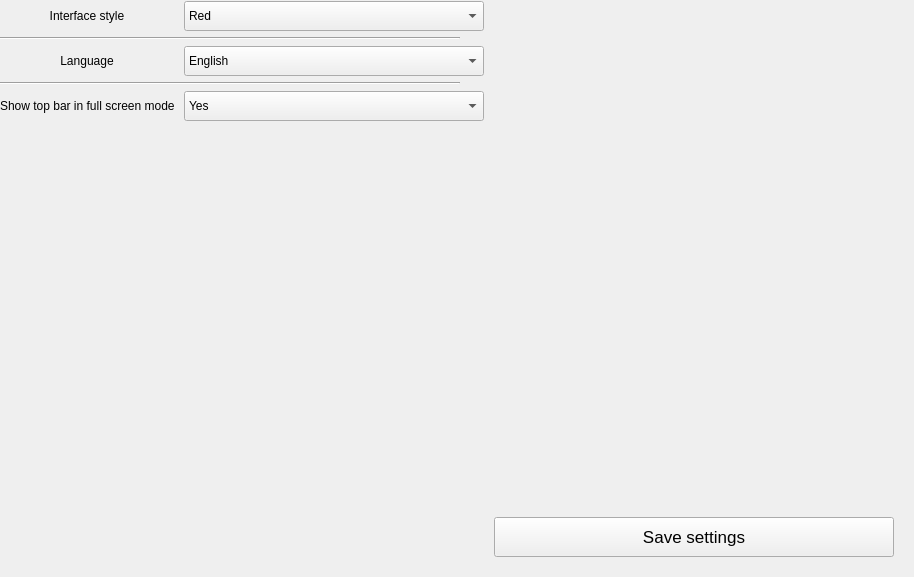
Old version of the form parser-test/settings_programlayout.ui in the repository JerryShe/O-Reader.
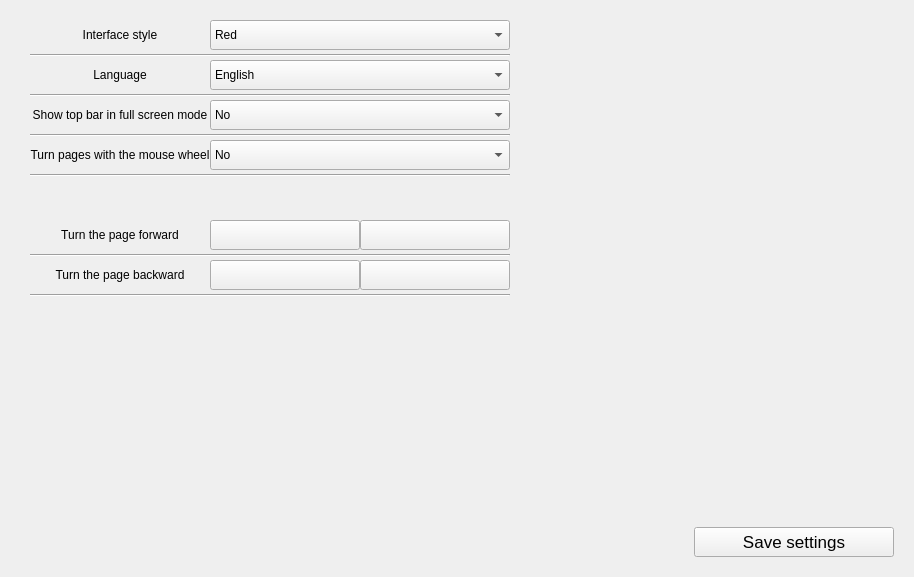
New version of the form.

The edit to the form file:
```diff
--- a/parser-test/settings_programlayout.ui
+++ b/parser-test/settings_programlayout.ui
@@ -28,12 +28,15 @@
   <property name="frameShadow">
    <enum>QFrame::Raised</enum>
   </property>
-  <layout class="QGridLayout" name="gridLayout">
+  <layout class="QVBoxLayout" name="verticalLayout">
+   <property name="spacing">
+    <number>0</number>
+   </property>
    <property name="leftMargin">
-    <number>0</number>
+    <number>30</number>
    </property>
    <property name="topMargin">
-    <number>0</number>
+    <number>20</number>
    </property>
    <property name="rightMargin">
     <number>20</number>
@@ -41,206 +44,540 @@
    <property name="bottomMargin">
     <number>20</number>
    </property>
-   <property name="horizontalSpacing">
-    <number>10</number>
-   </property>
-   <item row="7" column="3">
-    <widget class="QPushButton" name="SaveButton">
-     <property name="sizePolicy">
-      <sizepolicy hsizetype="Preferred" vsizetype="Fixed">
-       <horstretch>0</horstretch>
-       <verstretch>0</verstretch>
-      </sizepolicy>
+   <item>
+    <layout class="QFormLayout" name="formLayout">
+     <property name="sizeConstraint">
+      <enum>QLayout::SetFixedSize</enum>
      </property>
-     <property name="minimumSize">
-      <size>
-       <width>400</width>
-       <height>40</height>
-      </size>
+     <property name="fieldGrowthPolicy">
+      <enum>QFormLayout::FieldsStayAtSizeHint</enum>
      </property>
-     <property name="maximumSize">
-      <size>
-       <width>400</width>
-       <height>40</height>
-      </size>
+     <property name="horizontalSpacing">
+      <number>0</number>
      </property>
-     <property name="font">
-      <font>
-       <pointsize>13</pointsize>
-      </font>
+     <property name="verticalSpacing">
+      <number>0</number>
      </property>
-     <property name="text">
-      <string>Save settings</string>
-     </property>
-    </widget>
-   </item>
-   <item row="4" column="0" colspan="4">
-    <widget class="Line" name="line_63">
-     <property name="maximumSize">
-      <size>
-       <width>460</width>
-       <height>10</height>
-      </size>
-     </property>
-     <property name="orientation">
-      <enum>Qt::Horizontal</enum>
-     </property>
-    </widget>
-   </item>
-   <item row="6" column="1">
-    <spacer name="verticalSpacer">
-     <property name="orientation">
-      <enum>Qt::Vertical</enum>
-     </property>
-     <property name="sizeHint" stdset="0">
-      <size>
-       <width>20</width>
-       <height>40</height>
-      </size>
-     </property>
-    </spacer>
-   </item>
-   <item row="0" column="1">
-    <spacer name="horizontalSpacer">
-     <property name="orientation">
-      <enum>Qt::Horizontal</enum>
-     </property>
-     <property name="sizeHint" stdset="0">
-      <size>
-       <width>40</width>
-       <height>1</height>
-      </size>
-     </property>
-    </spacer>
-   </item>
-   <item row="2" column="0" colspan="4">
-    <widget class="Line" name="line_62">
-     <property name="maximumSize">
-      <size>
-       <width>460</width>
-       <height>10</height>
-      </size>
-     </property>
-     <property name="orientation">
-      <enum>Qt::Horizontal</enum>
-     </property>
-    </widget>
-   </item>
-   <item row="5" column="1" colspan="2">
-    <widget class="QComboBox" name="TopBarShowBox">
-     <property name="minimumSize">
-      <size>
-       <width>300</width>
-       <height>30</height>
-      </size>
-     </property>
-     <property name="maximumSize">
-      <size>
-       <width>300</width>
-       <height>30</height>
-      </size>
-     </property>
-     <item>
-      <property name="text">
-       <string>Yes</string>
-      </property>
+     <item row="0" column="0">
+      <widget class="QLabel" name="InterfaceStyle">
+       <property name="minimumSize">
+        <size>
+         <width>180</width>
+         <height>30</height>
+        </size>
+       </property>
+       <property name="text">
+        <string>Interface style</string>
+       </property>
+       <property name="alignment">
+        <set>Qt::AlignCenter</set>
+       </property>
+      </widget>
      </item>
-     <item>
-      <property name="text">
-       <string>No</string>
-      </property>
+     <item row="0" column="1">
+      <widget class="QComboBox" name="InterfaceStyleBox">
+       <property name="minimumSize">
+        <size>
+         <width>300</width>
+         <height>30</height>
+        </size>
+       </property>
+       <property name="maximumSize">
+        <size>
+         <width>300</width>
+         <height>30</height>
+        </size>
+       </property>
+       <property name="currentText">
+        <string notr="true">Red</string>
+       </property>
+       <property name="insertPolicy">
+        <enum>QComboBox::InsertAtCurrent</enum>
+       </property>
+       <item>
+        <property name="text">
+         <string notr="true">Red</string>
+        </property>
+       </item>
+      </widget>
      </item>
-    </widget>
+     <item row="1" column="0" colspan="2">
+      <widget class="Line" name="line_62">
+       <property name="minimumSize">
+        <size>
+         <width>0</width>
+         <height>10</height>
+        </size>
+       </property>
+       <property name="maximumSize">
+        <size>
+         <width>480</width>
+         <height>10</height>
+        </size>
+       </property>
+       <property name="orientation">
+        <enum>Qt::Horizontal</enum>
+       </property>
+      </widget>
+     </item>
+     <item row="2" column="0">
+      <widget class="QLabel" name="label_2">
+       <property name="minimumSize">
+        <size>
+         <width>180</width>
+         <height>30</height>
+        </size>
+       </property>
+       <property name="text">
+        <string>Language</string>
+       </property>
+       <property name="alignment">
+        <set>Qt::AlignCenter</set>
+       </property>
+      </widget>
+     </item>
+     <item row="2" column="1">
+      <widget class="QComboBox" name="LanguageBox">
+       <property name="minimumSize">
+        <size>
+         <width>300</width>
+         <height>30</height>
+        </size>
+       </property>
+       <property name="maximumSize">
+        <size>
+         <width>300</width>
+         <height>30</height>
+        </size>
+       </property>
+       <property name="currentText">
+        <string notr="true">English</string>
+       </property>
+       <item>
+        <property name="text">
+         <string notr="true">English</string>
+        </property>
+       </item>
+       <item>
+        <property name="text">
+         <string notr="true">Русский</string>
+        </property>
+       </item>
+      </widget>
+     </item>
+     <item row="3" column="0" colspan="2">
+      <widget class="Line" name="line_63">
+       <property name="minimumSize">
+        <size>
+         <width>0</width>
+         <height>10</height>
+        </size>
+       </property>
+       <property name="maximumSize">
+        <size>
+         <width>480</width>
+         <height>10</height>
+        </size>
+       </property>
+       <property name="orientation">
+        <enum>Qt::Horizontal</enum>
+       </property>
+      </widget>
+     </item>
+     <item row="4" column="0">
+      <widget class="QLabel" name="TopBarShow">
+       <property name="minimumSize">
+        <size>
+         <width>180</width>
+         <height>30</height>
+        </size>
+       </property>
+       <property name="text">
+        <string>Show top bar in full screen mode</string>
+       </property>
+       <property name="alignment">
+        <set>Qt::AlignCenter</set>
+       </property>
+      </widget>
+     </item>
+     <item row="4" column="1">
+      <widget class="QComboBox" name="TopBarShowBox">
+       <property name="minimumSize">
+        <size>
+         <width>300</width>
+         <height>30</height>
+        </size>
+       </property>
+       <property name="maximumSize">
+        <size>
+         <width>300</width>
+         <height>30</height>
+        </size>
+       </property>
+       <property name="currentText">
+        <string>No</string>
+       </property>
+       <item>
+        <property name="text">
+         <string>No</string>
+        </property>
+       </item>
+       <item>
+        <property name="text">
+         <string>Yes</string>
+        </property>
+       </item>
+      </widget>
+     </item>
+     <item row="5" column="0" colspan="2">
+      <widget class="Line" name="line_64">
+       <property name="minimumSize">
+        <size>
+         <width>0</width>
+         <height>10</height>
+        </size>
+       </property>
+       <property name="maximumSize">
+        <size>
+         <width>480</width>
+         <height>10</height>
+        </size>
+       </property>
+       <property name="orientation">
+        <enum>Qt::Horizontal</enum>
+       </property>
+      </widget>
+     </item>
+     <item row="6" column="0">
+      <widget class="QLabel" name="TurnByWheel">
+       <property name="minimumSize">
+        <size>
+         <width>180</width>
+         <height>30</height>
+        </size>
+       </property>
+       <property name="maximumSize">
+        <size>
+         <width>180</width>
+         <height>30</height>
+        </size>
+       </property>
+       <property name="text">
+        <string>Turn pages with the mouse wheel</string>
+       </property>
+       <property name="alignment">
+        <set>Qt::AlignCenter</set>
+       </property>
+      </widget>
+     </item>
+     <item row="6" column="1">
+      <widget class="QComboBox" name="TurnByWheelBox">
+       <property name="minimumSize">
+        <size>
+         <width>300</width>
+         <height>30</height>
+        </size>
+       </property>
+       <property name="maximumSize">
+        <size>
+         <width>180</width>
+         <height>30</height>
+        </size>
+       </property>
+       <property name="currentText">
+        <string>No</string>
+       </property>
+       <item>
+        <property name="text">
+         <string>No</string>
+        </property>
+       </item>
+       <item>
+        <property name="text">
+         <string>Yes</string>
+        </property>
+       </item>
+      </widget>
+     </item>
+     <item row="7" column="0" colspan="2">
+      <widget class="Line" name="line_65">
+       <property name="minimumSize">
+        <size>
+         <width>0</width>
+         <height>10</height>
+        </size>
+       </property>
+       <property name="maximumSize">
+        <size>
+         <width>480</width>
+         <height>10</height>
+        </size>
+       </property>
+       <property name="orientation">
+        <enum>Qt::Horizontal</enum>
+       </property>
+      </widget>
+     </item>
+     <item row="8" column="0">
+      <spacer name="verticalSpacer_2">
+       <property name="orientation">
+        <enum>Qt::Vertical</enum>
+       </property>
+       <property name="sizeType">
+        <enum>QSizePolicy::Fixed</enum>
+       </property>
+       <property name="sizeHint" stdset="0">
+        <size>
+         <width>20</width>
+         <height>40</height>
+        </size>
+       </property>
+      </spacer>
+     </item>
+     <item row="9" column="0">
+      <widget class="QLabel" name="TurnForward">
+       <property name="minimumSize">
+        <size>
+         <width>180</width>
+         <height>30</height>
+        </size>
+       </property>
+       <property name="maximumSize">
+        <size>
+         <width>180</width>
+         <height>30</height>
+        </size>
+       </property>
+       <property name="text">
+        <string>Turn the page forward</string>
+       </property>
+       <property name="alignment">
+        <set>Qt::AlignCenter</set>
+       </property>
+      </widget>
+     </item>
+     <item row="9" column="1">
+      <layout class="QHBoxLayout" name="horizontalLayout">
+       <property name="spacing">
+        <number>0</number>
+       </property>
+       <property name="bottomMargin">
+        <number>0</number>
+       </property>
+       <item>
+        <widget class="QPushButton" name="FTurnForward">
+         <property name="minimumSize">
+          <size>
+           <width>150</width>
+           <height>30</height>
+          </size>
+         </property>
+         <property name="maximumSize">
+          <size>
+           <width>150</width>
+           <height>30</height>
+          </size>
+         </property>
+         <property name="text">
+          <string/>
+         </property>
+         <property name="checkable">
+          <bool>true</bool>
+         </property>
+        </widget>
+       </item>
+       <item>
+        <widget class="QPushButton" name="STurnForward">
+         <property name="minimumSize">
+          <size>
+           <width>150</width>
+           <height>30</height>
+          </size>
+         </property>
+         <property name="maximumSize">
+          <size>
+           <width>150</width>
+           <height>30</height>
+          </size>
+         </property>
+         <property name="text">
+          <string/>
+         </property>
+         <property name="checkable">
+          <bool>true</bool>
+         </property>
+        </widget>
+       </item>
+      </layout>
+     </item>
+     <item row="10" column="0" colspan="2">
+      <widget class="Line" name="line_66">
+       <property name="minimumSize">
+        <size>
+         <width>0</width>
+         <height>10</height>
+        </size>
+       </property>
+       <property name="maximumSize">
+        <size>
+         <width>480</width>
+         <height>10</height>
+        </size>
+       </property>
+       <property name="orientation">
+        <enum>Qt::Horizontal</enum>
+       </property>
+      </widget>
+     </item>
+     <item row="11" column="0">
+      <widget class="QLabel" name="TurnBackward">
+       <property name="minimumSize">
+        <size>
+         <width>180</width>
+         <height>30</height>
+        </size>
+       </property>
+       <property name="maximumSize">
+        <size>
+         <width>180</width>
+         <height>30</height>
+        </size>
+       </property>
+       <property name="text">
+        <string>Turn the page backward</string>
+       </property>
+       <property name="alignment">
+        <set>Qt::AlignCenter</set>
+       </property>
+      </widget>
+     </item>
+     <item row="11" column="1">
+      <layout class="QHBoxLayout" name="horizontalLayout_2">
+       <property name="spacing">
+        <number>0</number>
+       </property>
+       <property name="bottomMargin">
+        <number>0</number>
+       </property>
+       <item>
+        <widget class="QPushButton" name="FTurnBackward">
+         <property name="minimumSize">
+          <size>
+           <width>150</width>
+           <height>30</height>
+          </size>
+         </property>
+         <property name="maximumSize">
+          <size>
+           <width>150</width>
+           <height>30</height>
+          </size>
+         </property>
+         <property name="text">
+          <string/>
+         </property>
+         <property name="checkable">
+          <bool>true</bool>
+         </property>
+        </widget>
+       </item>
+       <item>
+        <widget class="QPushButton" name="STurnBackward">
+         <property name="minimumSize">
+          <size>
+           <width>150</width>
+           <height>30</height>
+          </size>
+         </property>
+         <property name="maximumSize">
+          <size>
+           <width>150</width>
+           <height>30</height>
+          </size>
+         </property>
+         <property name="text">
+          <string/>
+         </property>
+         <property name="checkable">
+          <bool>true</bool>
+         </property>
+        </widget>
+       </item>
+      </layout>
+     </item>
+     <item row="12" column="0" colspan="2">
+      <widget class="Line" name="line_67">
+       <property name="minimumSize">
+        <size>
+         <width>0</width>
+         <height>10</height>
+        </size>
+       </property>
+       <property name="maximumSize">
+        <size>
+         <width>480</width>
+         <height>10</height>
+        </size>
+       </property>
+       <property name="orientation">
+        <enum>Qt::Horizontal</enum>
+       </property>
+      </widget>
+     </item>
+    </layout>
    </item>
-   <item row="5" column="0">
-    <widget class="QLabel" name="TopBarShow">
-     <property name="minimumSize">
-      <size>
-       <width>150</width>
-       <height>25</height>
-      </size>
+   <item>
+    <layout class="QHBoxLayout" name="horizontalLayout_4">
+     <property name="rightMargin">
+      <number>0</number>
      </property>
-     <property name="text">
-      <string>Show top bar in full screen mode</string>
+     <property name="bottomMargin">
+      <number>0</number>
      </property>
-    </widget>
-   </item>
-   <item row="3" column="1" colspan="2">
-    <widget class="QComboBox" name="LanguageBox">
-     <property name="minimumSize">
-      <size>
-       <width>300</width>
-       <height>30</height>
-      </size>
-     </property>
-     <property name="maximumSize">
-      <size>
-       <width>300</width>
-       <height>30</height>
-      </size>
-     </property>
      <item>
-      <property name="text">
-       <string>English</string>
-      </property>
+      <spacer name="horizontalSpacer">
+       <property name="orientation">
+        <enum>Qt::Horizontal</enum>
+       </property>
+       <property name="sizeHint" stdset="0">
+        <size>
+         <width>40</width>
+         <height>20</height>
+        </size>
+       </property>
+      </spacer>
      </item>
-    </widget>
-   </item>
-   <item row="1" column="1" colspan="2">
-    <widget class="QComboBox" name="InterfaceStyleBox">
-     <property name="minimumSize">
-      <size>
-       <width>300</width>
-       <height>30</height>
-      </size>
-     </property>
-     <property name="maximumSize">
-      <size>
-       <width>300</width>
-       <height>30</height>
-      </size>
-     </property>
-     <property name="insertPolicy">
-      <enum>QComboBox::InsertAtCurrent</enum>
-     </property>
      <item>
-      <property name="text">
-       <string>Red</string>
-      </property>
+      <widget class="QPushButton" name="SaveButton">
+       <property name="sizePolicy">
+        <sizepolicy hsizetype="Preferred" vsizetype="Fixed">
+         <horstretch>0</horstretch>
+         <verstretch>0</verstretch>
+        </sizepolicy>
+       </property>
+       <property name="minimumSize">
+        <size>
+         <width>200</width>
+         <height>30</height>
+        </size>
+       </property>
+       <property name="maximumSize">
+        <size>
+         <width>200</width>
+         <height>30</height>
+        </size>
+       </property>
+       <property name="font">
+        <font>
+         <pointsize>13</pointsize>
+        </font>
+       </property>
+       <property name="text">
+        <string>Save settings</string>
+       </property>
+      </widget>
      </item>
-    </widget>
-   </item>
-   <item row="1" column="0">
-    <widget class="QLabel" name="InterfaceStyle">
-     <property name="minimumSize">
-      <size>
-       <width>150</width>
-       <height>25</height>
-      </size>
-     </property>
-     <property name="text">
-      <string>Interface style</string>
-     </property>
-     <property name="alignment">
-      <set>Qt::AlignCenter</set>
-     </property>
-    </widget>
-   </item>
-   <item row="3" column="0">
-    <widget class="QLabel" name="label_2">
-     <property name="minimumSize">
-      <size>
-       <width>150</width>
-       <height>25</height>
-      </size>
-     </property>
-     <property name="text">
-      <string>Language</string>
-     </property>
-     <property name="alignment">
-      <set>Qt::AlignCenter</set>
-     </property>
-    </widget>
+    </layout>
    </item>
   </layout>
  </widget>
```
